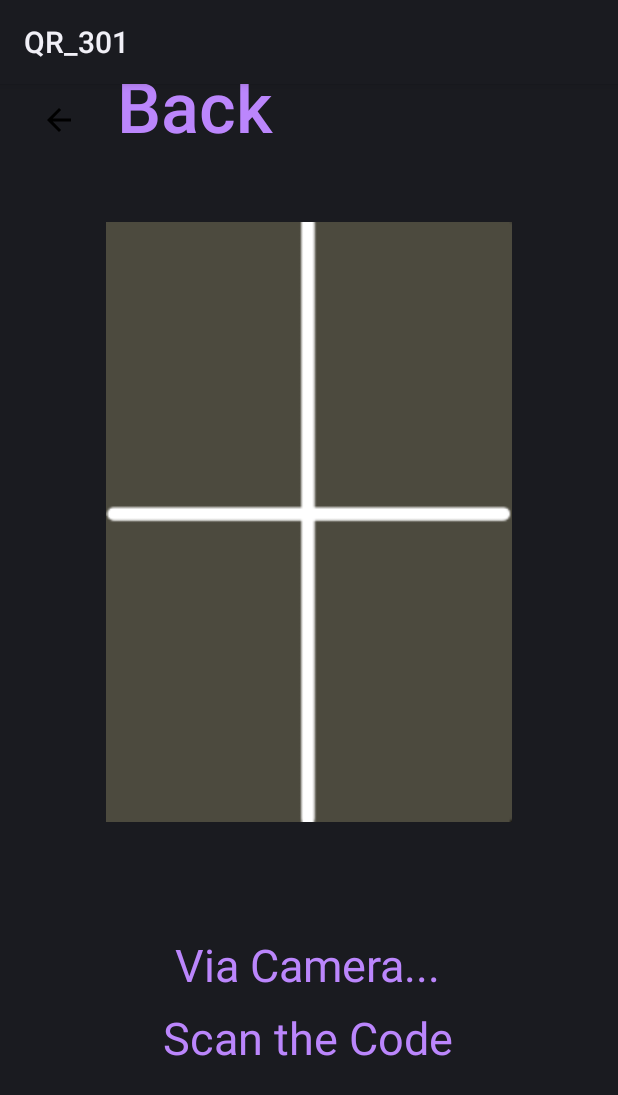
After one commit to hobranan/IHuntWithJavalins_bhcopy, an Android app: the layout camera.xml on its own in the app's theme, with its tools: preview values and no code run, on a phone screen of 412 x 824 dp. The commit adds this screen. Shown: the top 1095 px of the screen. Run offline under Robolectric (Android 15) with nearby library versions, the phone set to English and light mode, and no system bars.

Commit message:
Done 3 XML files

```diff
--- /dev/null
+++ b/code/app/src/main/res/drawable/ic_baseline_arrow_back_24.xml
@@ -0,0 +1,5 @@
+<vector android:autoMirrored="true" android:height="24dp"
+    android:tint="#000000" android:viewportHeight="24"
+    android:viewportWidth="24" android:width="24dp" xmlns:android="http://schemas.android.com/apk/res/android">
+    <path android:fillColor="@android:color/white" android:pathData="M20,11H7.83l5.59,-5.59L12,4l-8,8 8,8 1.41,-1.41L7.83,13H20v-2z"/>
+</vector>
--- /dev/null
+++ b/code/app/src/main/res/layout/camera.xml
@@ -0,0 +1,74 @@
+<?xml version="1.0" encoding="utf-8"?>
+<androidx.constraintlayout.widget.ConstraintLayout xmlns:android="http://schemas.android.com/apk/res/android"
+    xmlns:app="http://schemas.android.com/apk/res-auto"
+    xmlns:tools="http://schemas.android.com/tools"
+    android:layout_width="match_parent"
+    android:layout_height="match_parent">
+<!--    android:background="@color/cardview_dark_background">-->
+
+    <ImageView
+        android:layout_width="match_parent"
+        android:layout_height="400dp"
+        android:layout_marginTop="92dp"
+
+        android:src="@drawable/camera"
+        app:layout_constraintTop_toTopOf="parent"
+        tools:layout_editor_absoluteX="0dp" />
+
+    <ImageButton
+        android:id="@+id/go_back"
+        android:layout_width="78dp"
+        android:layout_height="40dp"
+        android:layout_marginTop="4dp"
+        android:background="@android:color/transparent"
+        android:src="@drawable/ic_baseline_arrow_back_24"
+        app:layout_constraintEnd_toEndOf="parent"
+        app:layout_constraintHorizontal_bias="0.0"
+        app:layout_constraintStart_toStartOf="parent"
+        app:layout_constraintTop_toTopOf="parent" />
+
+    <EditText
+        android:id="@+id/back_text"
+        android:layout_width="126dp"
+        android:layout_height="45dp"
+        android:background="@android:color/transparent"
+        android:ems="10"
+        android:inputType="textPersonName"
+        android:text="Back"
+        android:textColor="@color/purple_200"
+        android:textSize="70px"
+        app:layout_constraintEnd_toEndOf="parent"
+        app:layout_constraintHorizontal_bias="0.273"
+        app:layout_constraintStart_toStartOf="parent"
+        app:layout_constraintTop_toTopOf="parent" />
+
+    <TextView
+        android:id="@+id/via_camera"
+        android:layout_width="wrap_content"
+        android:layout_height="wrap_content"
+        android:text="Via Camera..."
+        android:textColor="@color/purple_200"
+        android:textSize="30sp"
+        app:layout_constraintBottom_toBottomOf="parent"
+        app:layout_constraintEnd_toEndOf="parent"
+        app:layout_constraintHorizontal_bias="0.498"
+        app:layout_constraintStart_toStartOf="parent"
+        app:layout_constraintTop_toTopOf="parent"
+        app:layout_constraintVertical_bias="0.779" />
+
+    <TextView
+        android:id="@+id/scan_code_text"
+        android:layout_width="wrap_content"
+        android:layout_height="wrap_content"
+        android:text="Scan the Code"
+        android:textColor="@color/purple_200"
+        android:textSize="30sp"
+        app:layout_constraintBottom_toBottomOf="parent"
+        app:layout_constraintEnd_toEndOf="parent"
+        app:layout_constraintHorizontal_bias="0.497"
+        app:layout_constraintStart_toStartOf="parent"
+        app:layout_constraintTop_toTopOf="parent"
+        app:layout_constraintVertical_bias="0.846" />
+
+
+</androidx.constraintlayout.widget.ConstraintLayout>
--- a/code/app/src/main/res/values/strings.xml
+++ b/code/app/src/main/res/values/strings.xml
@@ -1,3 +1,3 @@
 <resources>
-    <string name="app_name">IHuntWithJavalins</string>
+    <string name="app_name">QR_301</string>
 </resources>
--- a/code/app/src/main/res/values/themes.xml
+++ b/code/app/src/main/res/values/themes.xml
@@ -1,6 +1,6 @@
 <resources xmlns:tools="http://schemas.android.com/tools">
     <!-- Base application theme. -->
-    <style name="Theme.IHuntWithJavalins" parent="Theme.MaterialComponents.DayNight.DarkActionBar">
+    <style name="Theme.QR_301" parent="Theme.MaterialComponents.DayNight.DarkActionBar">
         <!-- Primary brand color. -->
         <item name="colorPrimary">@color/purple_500</item>
         <item name="colorPrimaryVariant">@color/purple_700</item>
```
Also changed, not shown: code/app/src/main/res/layout/activity_main.xml (+105 -6 lines), code/app/src/main/res/layout/notvalid.xml (added, +52 -0 lines), code/app/src/main/res/drawable-v24/camera.png (added).
